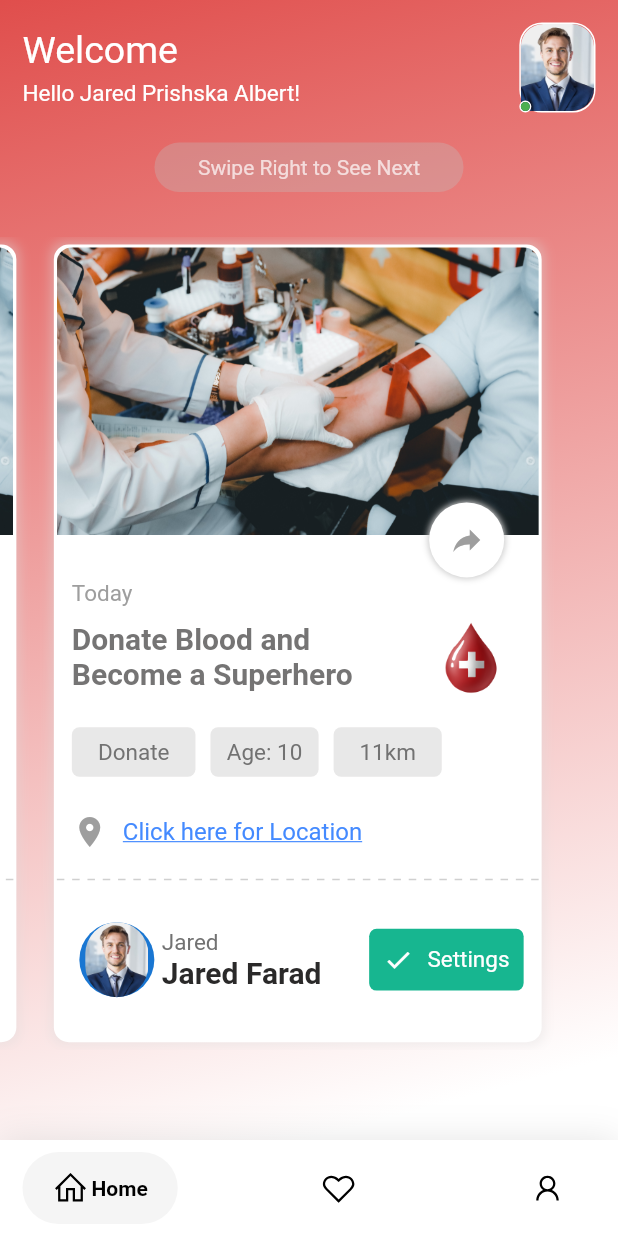
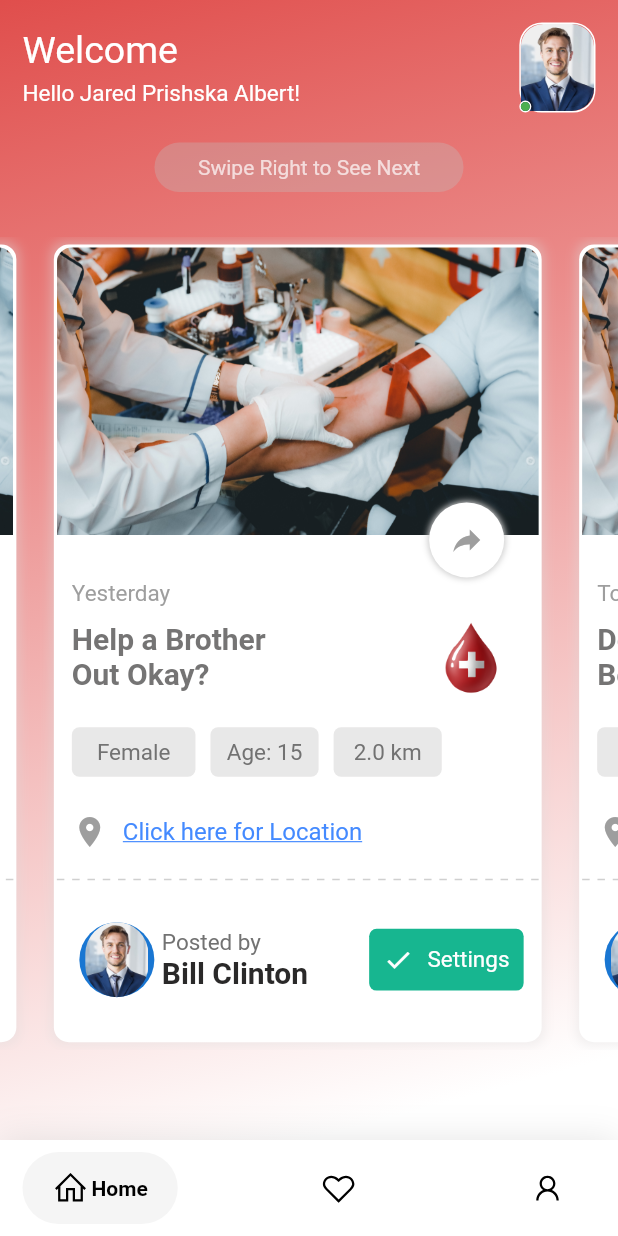
Before and after one commit to oti-adjei/BloodSpotUI, a Flutter app: the screen it shows after launch, swiped to page 4, on a phone screen of 412 x 824 dp. Run offline on Flutter 3.47's test engine with Material 2 defaults, Android fonts, the phone set to English and light mode, and no system bars; drawn by our look-alikes of google_nav_bar; our stand-ins replace line_icons, url_launcher_web.

Commit message:
Card OOP update
- Added OOP capabilities to Card widget.
- Added Url launcher package for location

```diff
--- /dev/null
+++ b/lib/generated_plugin_registrant.dart
@@ -0,0 +1,17 @@
+//
+// Generated file. Do not edit.
+//
+
+// ignore_for_file: directives_ordering
+// ignore_for_file: lines_longer_than_80_chars
+// ignore_for_file: depend_on_referenced_packages
+
+import 'package:url_launcher_web/url_launcher_web.dart';
+
+import 'package:flutter_web_plugins/flutter_web_plugins.dart';
+
+// ignore: public_member_api_docs
+void registerPlugins(Registrar registrar) {
+  UrlLauncherPlugin.registerWith(registrar);
+  registrar.registerMessageHandler();
+}
--- a/lib/screens/home.dart
+++ b/lib/screens/home.dart
@@ -134,10 +134,46 @@ class _HomeState extends State<Home> {
                       ),
                       scrollDirection: Axis.horizontal,
                       children: const [
-                        MyCard(),
-                        MyCard(),
-                        MyCard(),
-                        MyCard(),
+                        MyCard(
+                            age: 10,
+                            name: "Jared Farad",
+                            day: "Today",
+                            distance: 11.5,
+                            url: "https:ww.google.com",
+                            gender: "Male",
+                            mainText: "Donate Blood and\nBecome a Superhero"),
+                        MyCard(
+                            age: 15,
+                            name: "Bill Clinton",
+                            day: "Yesterday",
+                            distance: 2,
+                            url: "https:www.facebook.com",
+                            gender: "Female",
+                            mainText: "Help a Brother\nOut Okay?"),
+                        MyCard(
+                            age: 10,
+                            name: "Jared Farad",
+                            day: "Today",
+                            distance: 11.5,
+                            url: "https:ww.google.com",
+                            gender: "Male",
+                            mainText: "Donate Blood and\nBecome a Superhero"),
+                        MyCard(
+                            age: 15,
+                            name: "Bill Clinton",
+                            day: "Yesterday",
+                            distance: 2,
+                            url: "https:www.facebook.com",
+                            gender: "Female",
+                            mainText: "Help a Brother\nOut Okay?"),
+                        MyCard(
+                            age: 10,
+                            name: "Jared Farad",
+                            day: "Today",
+                            distance: 11.5,
+                            url: "https:ww.google.com",
+                            gender: "Male",
+                            mainText: "Donate Blood and\nBecome a Superhero"),
                       ],
                     ),
                   )),
--- a/lib/widget/card.dart
+++ b/lib/widget/card.dart
@@ -3,8 +3,26 @@
 import 'package:flutter/material.dart';
 import 'dart:math' as math;
 
+import 'package:url_launcher/url_launcher.dart';
+
 class MyCard extends StatelessWidget {
-  const MyCard({Key? key}) : super(key: key);
+  final int age;
+  final String name;
+  final day;
+  final double distance;
+  final String url;
+  final String gender;
+  final String mainText;
+  const MyCard(
+      {Key? key,
+      required this.age,
+      required this.name,
+      required this.day,
+      required this.distance,
+      required this.url,
+      required this.gender,
+      required this.mainText})
+      : super(key: key);
 
   @override
   Widget build(BuildContext context) {
@@ -64,10 +82,11 @@ class MyCard extends StatelessWidget {
                                           crossAxisAlignment:
                                               CrossAxisAlignment.start,
                                           children: [
-                                            const Padding(
-                                              padding: EdgeInsets.only(top: 20),
-                                              child: Text("Today",
-                                                  style: TextStyle(
+                                            Padding(
+                                              padding: const EdgeInsets.only(
+                                                  top: 20),
+                                              child: Text("$day",
+                                                  style: const TextStyle(
                                                       fontSize: 15,
                                                       color: Colors.grey)),
                                             ),
@@ -86,10 +105,10 @@ class MyCard extends StatelessWidget {
                                                     crossAxisAlignment:
                                                         CrossAxisAlignment
                                                             .start,
-                                                    children: const [
-                                                      Text(
-                                                          "Donate Blood and \nBecome a Superhero",
-                                                          style: TextStyle(
+                                                    children: [
+                                                      Text(mainText,
+                                                          style:
+                                                              const TextStyle(
                                                                   fontSize: 20,
                                                                   fontWeight:
                                                                       FontWeight
@@ -100,7 +119,7 @@ class MyCard extends StatelessWidget {
                                                                           79,
                                                                           78,
                                                                           78))),
-                                                      Padding(
+                                                      const Padding(
                                                           padding:
                                                               EdgeInsets.only(
                                                                   top: 5)),
@@ -146,10 +165,10 @@ class MyCard extends StatelessWidget {
                                                     color: Color.fromARGB(
                                                         199, 226, 225, 225),
                                                   ),
-                                                  child: const Center(
+                                                  child: Center(
                                                     child: Text(
-                                                      "Donate",
-                                                      style: TextStyle(
+                                                      gender,
+                                                      style: const TextStyle(
                                                           fontSize: 15,
                                                           color: Color.fromARGB(
                                                               255,
@@ -179,10 +198,10 @@ class MyCard extends StatelessWidget {
                                                     color: Color.fromARGB(
                                                         199, 226, 225, 225),
                                                   ),
-                                                  child: const Center(
+                                                  child: Center(
                                                     child: Text(
-                                                      "Age: 10",
-                                                      style: TextStyle(
+                                                      "Age: $age",
+                                                      style: const TextStyle(
                                                           fontSize: 15,
                                                           color: Color.fromARGB(
                                                               255,
@@ -212,10 +231,10 @@ class MyCard extends StatelessWidget {
                                                     color: Color.fromARGB(
                                                         199, 226, 225, 225),
                                                   ),
-                                                  child: const Center(
+                                                  child: Center(
                                                     child: Text(
-                                                      "11km",
-                                                      style: TextStyle(
+                                                      "$distance km",
+                                                      style: const TextStyle(
                                                           fontSize: 15,
                                                           color: Color.fromARGB(
                                                               255,
@@ -237,13 +256,18 @@ class MyCard extends StatelessWidget {
                                                   0.04,
                                               //color: Colors.green,
                                               child: Row(
-                                                children: const [
-                                                  Icon(Icons.location_on,
+                                                children: [
+                                                  const Icon(Icons.location_on,
                                                       color: Colors.grey),
                                                   Padding(
-                                                    padding: EdgeInsets.only(
+                                                    padding:
+                                                        const EdgeInsets.only(
                                                             left: 10.0),
-                                                    child: Text(
+                                                    child: InkWell(
+                                                      onTap: () {
+                                                        linkto(url);
+                                                      },
+                                                      child: const Text(
                                                           "Click here for Location",
                                                           style: TextStyle(
                                                               decoration:
@@ -252,6 +276,7 @@ class MyCard extends StatelessWidget {
                                                               fontSize: 16,
                                                               color: Colors
                                                                   .blueAccent)),
+                                                    ),
                                                   ),
                                                 ],
                                               ),
@@ -321,8 +346,9 @@ class MyCard extends StatelessWidget {
                                                               crossAxisAlignment:
                                                                   CrossAxisAlignment
                                                                       .start,
-                                                              children: const [
-                                                                Text("Jared",
+                                                              children: [
+                                                                const Text(
+                                                                    "Posted by",
                                                                     style: TextStyle(
                                                                         fontSize:
                                                                             15,
@@ -331,9 +357,8 @@ class MyCard extends StatelessWidget {
                                                                             114,
                                                                             114,
                                                                             114))),
-                                                                Text(
-                                                                    "Jared Farad",
-                                                                    style: TextStyle(
+                                                                Text(name,
+                                                                    style: const TextStyle(
                                                                         fontSize:
                                                                             20,
                                                                         fontWeight:
@@ -464,6 +489,15 @@ class MyCard extends StatelessWidget {
   }
 }
 
+Future linkto(String url) async {
+  const url = 'https://blog.logrocket.com';
+  if (await canLaunchUrl(Uri.parse(url))) {
+    await launch(url, forceWebView: true); //forceWebView is true now
+  } else {
+    throw 'Could not launch $url';
+  }
+}
+
 //Class for dotted lines
 class MySeparator extends StatelessWidget {
   const MySeparator({Key? key, this.height = 1, this.color = Colors.black})
--- a/pubspec.yaml
+++ b/pubspec.yaml
@@ -36,6 +36,7 @@ dependencies:
   cupertino_icons: ^1.0.2
   line_icons: ^2.0.1
   google_nav_bar: ^5.0.6
+  url_launcher: ^6.1.5
   flutter_svg: ^1.1.1+1
 
 dev_dependencies:
```
Also changed, not shown: pubspec.lock, 54 other files. Lines whose indentation alone changed are shown as unchanged.
